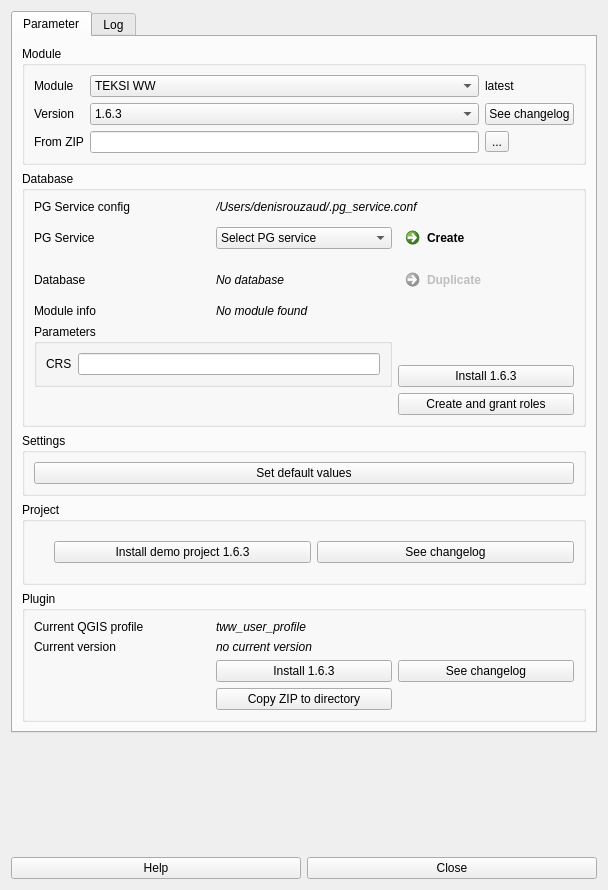
Above: plugin/teksi_module_management_tool/ui/main_dialog.ui from teksi/TMMT before the change. Below: the same form after it.
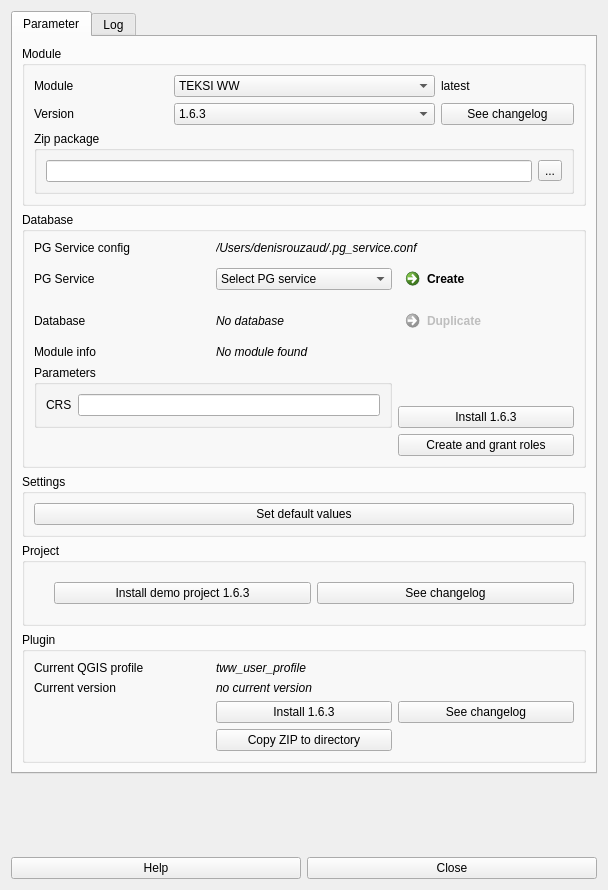
That is the form after the change.

Diff of the .ui file:
```diff
--- a/plugin/teksi_module_management_tool/ui/main_dialog.ui
+++ b/plugin/teksi_module_management_tool/ui/main_dialog.ui
@@ -224,21 +224,42 @@
           <string>Module</string>
          </property>
          <layout class="QGridLayout" name="gridLayout">
-          <item row="0" column="1">
+          <item row="0" column="0">
            <widget class="QLabel" name="label">
             <property name="text">
              <string>Module</string>
             </property>
            </widget>
           </item>
-          <item row="1" column="1">
+          <item row="0" column="1">
+           <widget class="QComboBox" name="module_module_comboBox">
+            <item>
+             <property name="text">
+              <string>TEKSI WW</string>
+             </property>
+            </item>
+            <item>
+             <property name="text">
+              <string>TEKSI DW</string>
+             </property>
+            </item>
+           </widget>
+          </item>
+          <item row="0" column="2">
+           <widget class="QLabel" name="module_latestVersion_label">
+            <property name="text">
+             <string>latest</string>
+            </property>
+           </widget>
+          </item>
+          <item row="1" column="0">
            <widget class="QLabel" name="label_2">
             <property name="text">
              <string>Version</string>
             </property>
            </widget>
           </item>
-          <item row="1" column="2">
+          <item row="1" column="1">
            <widget class="QComboBox" name="module_version_comboBox">
             <item>
              <property name="text">
@@ -257,49 +278,30 @@
             </item>
            </widget>
           </item>
-          <item row="0" column="2">
-           <widget class="QComboBox" name="module_module_comboBox">
-            <item>
-             <property name="text">
-              <string>TEKSI WW</string>
-             </property>
-            </item>
-            <item>
-             <property name="text">
-              <string>TEKSI DW</string>
-             </property>
-            </item>
-           </widget>
-          </item>
-          <item row="1" column="3">
+          <item row="1" column="2">
            <widget class="QPushButton" name="module_seeChangeLog_pushButton">
             <property name="text">
              <string>See changelog</string>
             </property>
            </widget>
           </item>
-          <item row="2" column="1">
-           <widget class="QLabel" name="label_15">
-            <property name="text">
-             <string>From ZIP</string>
+          <item row="2" column="0" colspan="3">
+           <widget class="QGroupBox" name="module_zipPackage_groupBox">
+            <property name="title">
+             <string>Zip package</string>
             </property>
-           </widget>
-          </item>
-          <item row="2" column="2">
-           <widget class="QLineEdit" name="module_fromZip_lineEdit"/>
-          </item>
-          <item row="2" column="3">
-           <widget class="QToolButton" name="module_browseZip_toolButton">
-            <property name="text">
-             <string>...</string>
-            </property>
-           </widget>
-          </item>
-          <item row="0" column="3">
-           <widget class="QLabel" name="module_latestVersion_label">
-            <property name="text">
-             <string>latest</string>
-            </property>
+            <layout class="QGridLayout" name="gridLayout_9">
+             <item row="0" column="1">
+              <widget class="QToolButton" name="module_browseZip_toolButton">
+               <property name="text">
+                <string>...</string>
+               </property>
+              </widget>
+             </item>
+             <item row="0" column="0">
+              <widget class="QLineEdit" name="module_fromZip_lineEdit"/>
+             </item>
+            </layout>
            </widget>
           </item>
          </layout>
```
